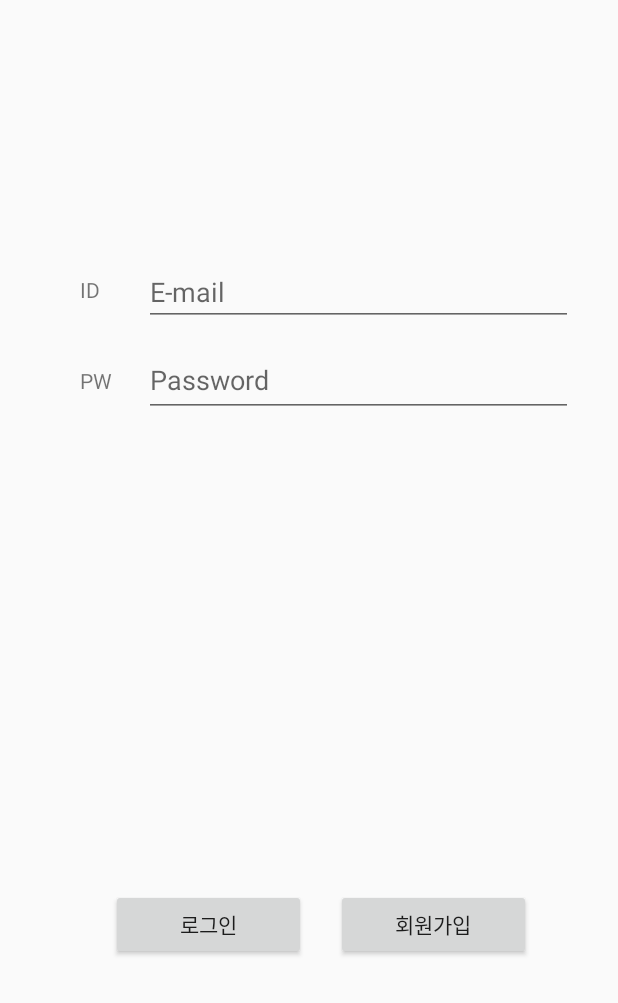
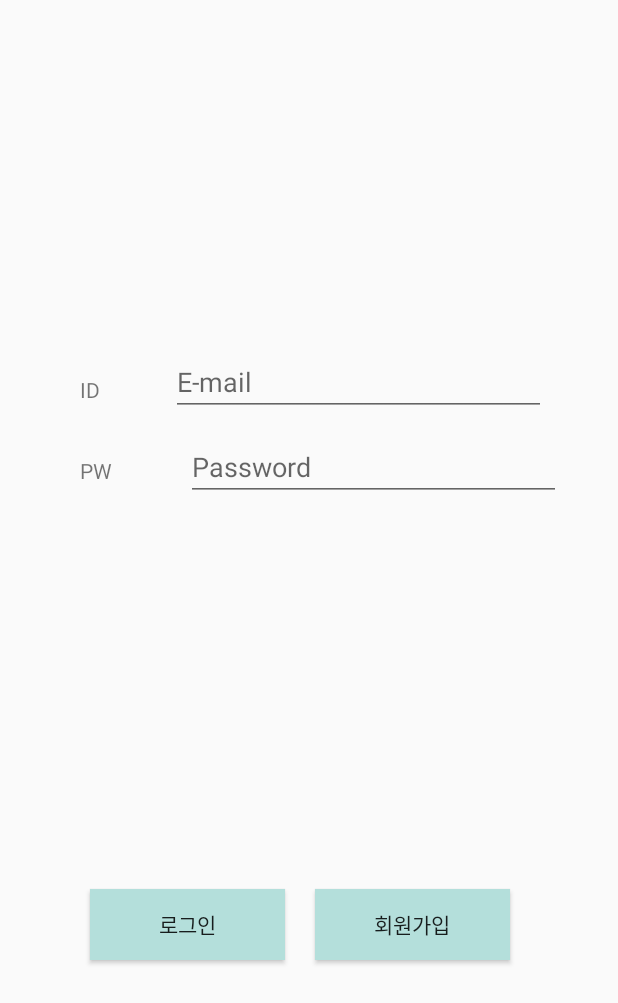
Before and after one commit to Certune/Certune_Android, an Android app: the screen it shows after launch (LogInActivity), on a phone screen of 412 x 824 dp. Shown: the top 1003 px of the screen. Run offline under Robolectric (Android 15) with nearby library versions, the phone set to English and light mode, and no system bars; our stand-ins replace Firebase (no records; nobody signed in at launch, a user with empty details on screens opened directly).

Commit message:
feat(LoginActivity): fix button double click problem

```diff
--- a/app/src/main/java/com/techtown/tarsosdsp_pitchdetect/Login/LogInActivity.java
+++ b/app/src/main/java/com/techtown/tarsosdsp_pitchdetect/Login/LogInActivity.java
@@ -8,6 +8,7 @@ import android.content.Intent;
 import android.os.Bundle;
 import android.util.Log;
 import android.view.View;
+import android.view.WindowManager;
 import android.view.inputmethod.InputMethodManager;
 import android.widget.Button;
 import android.widget.EditText;
--- a/app/src/main/res/layout/activity_log_in.xml
+++ b/app/src/main/res/layout/activity_log_in.xml
@@ -14,7 +14,7 @@
         android:layout_width="wrap_content"
         android:layout_height="wrap_content"
         android:layout_marginStart="53dp"
-        android:layout_marginTop="183dp"
+        android:layout_marginTop="250dp"
         android:text="ID"
         app:layout_constraintStart_toStartOf="parent"
         app:layout_constraintTop_toTopOf="parent" />
@@ -24,17 +24,17 @@
         android:layout_width="wrap_content"
         android:layout_height="wrap_content"
         android:layout_marginStart="53dp"
-        android:layout_marginTop="244dp"
+        android:layout_marginTop="304dp"
         android:text="PW"
         app:layout_constraintStart_toStartOf="parent"
         app:layout_constraintTop_toTopOf="parent" />
 
     <EditText
         android:id="@+id/edittext_email"
-        android:layout_width="286dp"
-        android:layout_height="wrap_content"
+        android:layout_width="250dp"
+        android:layout_height="45dp"
         android:layout_marginStart="29dp"
-        android:layout_marginTop="172dp"
+        android:layout_marginTop="232dp"
         android:layout_marginEnd="30dp"
         android:hint="E-mail"
         app:layout_constraintEnd_toEndOf="parent"
@@ -43,11 +43,10 @@
 
     <EditText
         android:id="@+id/edittext_password"
-        android:layout_width="286dp"
-        android:layout_height="49dp"
-        android:layout_marginStart="21dp"
+        android:layout_width="250dp"
+        android:layout_height="45dp"
         android:layout_marginTop="11dp"
-        android:layout_marginEnd="30dp"
+        android:layout_marginEnd="38dp"
         android:hint="Password"
         app:layout_constraintEnd_toEndOf="parent"
         app:layout_constraintTop_toBottomOf="@+id/edittext_email" />
@@ -56,12 +55,12 @@
         android:id="@+id/loginBtn"
         android:layout_width="130dp"
         android:layout_height="47dp"
-        android:layout_marginStart="74dp"
+        android:layout_marginStart="60dp"
         android:layout_marginBottom="184dp"
         android:text="로그인"
+        android:background="#B4DFDB"
         app:layout_constraintBottom_toBottomOf="parent"
-        app:layout_constraintStart_toStartOf="parent"
-        android:focusableInTouchMode="true"/>
+        app:layout_constraintStart_toStartOf="parent" />
 
     <Button
         android:id="@+id/registerBtn"
@@ -70,9 +69,9 @@
         android:layout_marginStart="20dp"
         android:layout_marginBottom="184dp"
         android:text="회원가입"
+        android:background="#B4DFDB"
         app:layout_constraintBottom_toBottomOf="parent"
-        app:layout_constraintStart_toEndOf="@+id/loginBtn"
-        android:focusableInTouchMode="true"/>
+        app:layout_constraintStart_toEndOf="@+id/loginBtn" />
 
 
 </androidx.constraintlayout.widget.ConstraintLayout>
```
